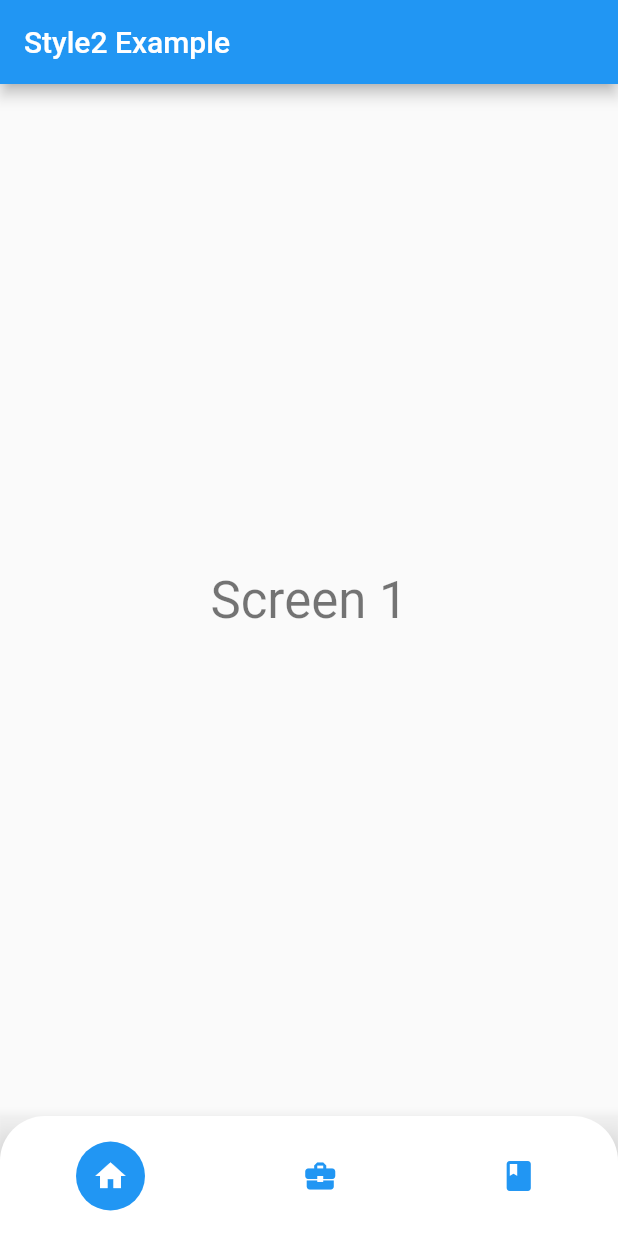
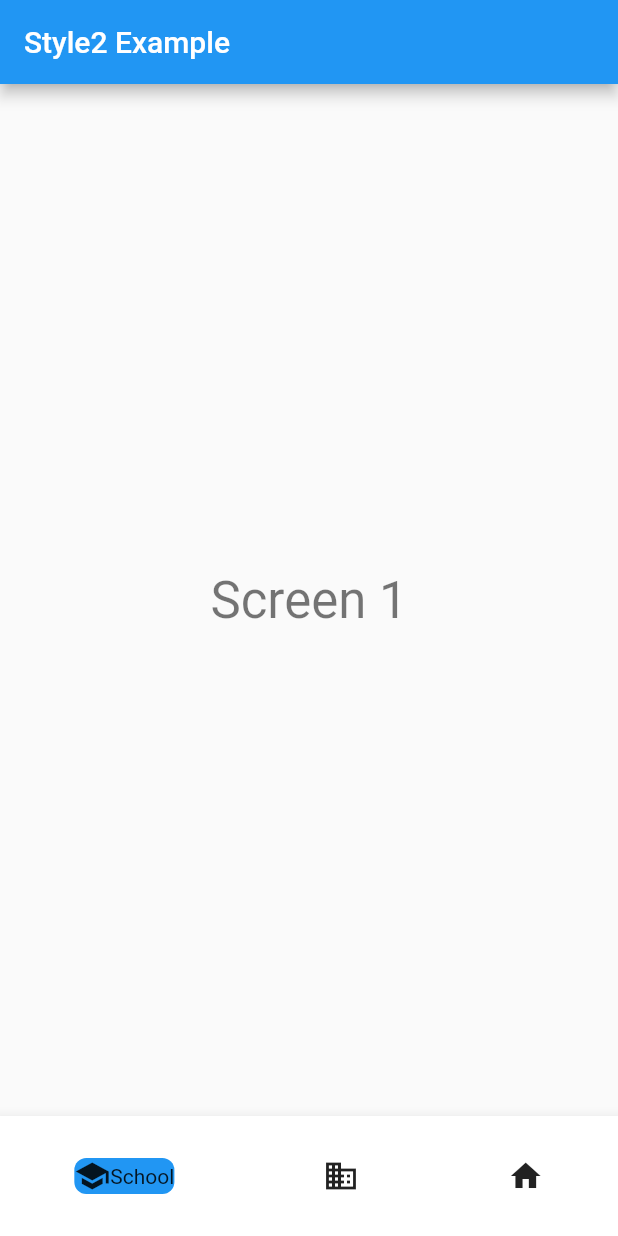
Before and after one commit to timilehinjegede/styled_navigation_bar, a Flutter app: the screen it shows after launch, on a phone screen of 412 x 824 dp. Run offline on Flutter 3.47's test engine with Material 2 defaults, Android fonts, the phone set to English and light mode, and no system bars.

Commit message:
style 2 added

```diff
--- a/example/lib/styles_examples/style2_example.dart
+++ b/example/lib/styles_examples/style2_example.dart
@@ -28,52 +28,36 @@ class _Style2ExampleState extends State<Style2Example> {
           ],
         ),
       ),
-      bottomNavigationBar: RoundedBottomNavigationBar(
+      bottomNavigationBar: Style2BottomNav(
         currentIndex: _index,
         onTap: (value) {
           setState(() {
             _index = value;
           });
         },
-        navBarDecoration: BoxDecoration(
-          color: Colors.white,
-          borderRadius: BorderRadius.only(
-            topLeft: Radius.circular(30),
-            topRight: Radius.circular(
-              30,
+        items: [
+          Style2Item(
+            icon: Icon(
+              Icons.school,
+            ),
+            text: Text(
+              'School',
             ),
           ),
-        ),
-        indicatorRadius: 23,
-        items: [
-          RoundedBottomNavItem(
-            activeIcon: Icon(
-              Icons.home,
-              color: Colors.white,
+          Style2Item(
+            icon: Icon(
+              Icons.business,
             ),
-            inactiveIcon: Icon(
-              Icons.dashboard,
-              color: Colors.blue,
+            text: Text(
+              'Business',
             ),
           ),
-          RoundedBottomNavItem(
-            activeIcon: Icon(
-              Icons.business,
-              color: Colors.white,
+          Style2Item(
+            icon: Icon(
+              Icons.home,
             ),
-            inactiveIcon: Icon(
-              Icons.business_center,
-              color: Colors.blue,
-            ),
-          ),
-          RoundedBottomNavItem(
-            activeIcon: Icon(
-              Icons.school,
-              color: Colors.white,
-            ),
-            inactiveIcon: Icon(
-              Icons.book,
-              color: Colors.blue,
+            text: Text(
+              'Home',
             ),
           ),
         ],
--- a/lib/src/style2_bottom_nav.dart
+++ b/lib/src/style2_bottom_nav.dart
@@ -0,0 +1,83 @@
+import 'package:flutter/material.dart';
+
+class Style2BottomNav extends StatefulWidget {
+  final int currentIndex;
+  final List<Style2Item> items;
+  final ValueChanged onTap;
+  final Color indicatorColor;
+
+  Style2BottomNav({
+    this.currentIndex,
+    this.items,
+    this.onTap,
+    this.indicatorColor,
+  });
+
+  @override
+  _Style2BottomNavState createState() => _Style2BottomNavState();
+}
+
+class _Style2BottomNavState extends State<Style2BottomNav> {
+  @override
+  Widget build(BuildContext context) {
+    return Material(
+      color: Colors.transparent,
+      elevation: 8,
+      child: Container(
+        height: 80,
+        color: Colors.white,
+        width: double.infinity,
+        child: Center(
+          child: Row(
+            mainAxisAlignment: MainAxisAlignment.spaceAround,
+            children: widget.items.map((item) {
+              var index = widget.items.indexOf(item);
+              return GestureDetector(
+                onTap: () => widget.onTap(index),
+                child: _Style2ItemWidget(
+                  item: item,
+                  isSelected: index == widget.currentIndex,
+                ),
+              );
+            }).toList(),
+          ),
+        ),
+      ),
+    );
+  }
+}
+
+class _Style2ItemWidget extends StatelessWidget {
+  final Style2Item item;
+  final bool isSelected;
+
+  _Style2ItemWidget({this.item, this.isSelected});
+
+  @override
+  Widget build(BuildContext context) {
+    return AnimatedContainer(
+      duration: Duration(
+        milliseconds: 400,
+      ),
+      decoration: BoxDecoration(
+        borderRadius: BorderRadius.circular(
+          8.0,
+        ),
+        color: isSelected ? Colors.blue : Colors.transparent,
+      ),
+      child: Row(
+        children: [
+          item.icon,
+          isSelected ? item.text : SizedBox.shrink(),
+        ],
+      ),
+    );
+  }
+}
+
+class Style2Item {
+  final Icon icon;
+  final Text text;
+
+  Style2Item({this.icon, this.text});
+}
--- a/lib/stylednavigationbar.dart
+++ b/lib/stylednavigationbar.dart
@@ -1,3 +1,5 @@
 library stylednavigationbar;
 
 export 'package:stylednavigationbar/src/style1_bottom_nav.dart';
+export 'package:stylednavigationbar/src/style2_bottom_nav.dart';
+export 'package:stylednavigationbar/src/style4_bottom_nav.dart';
```
